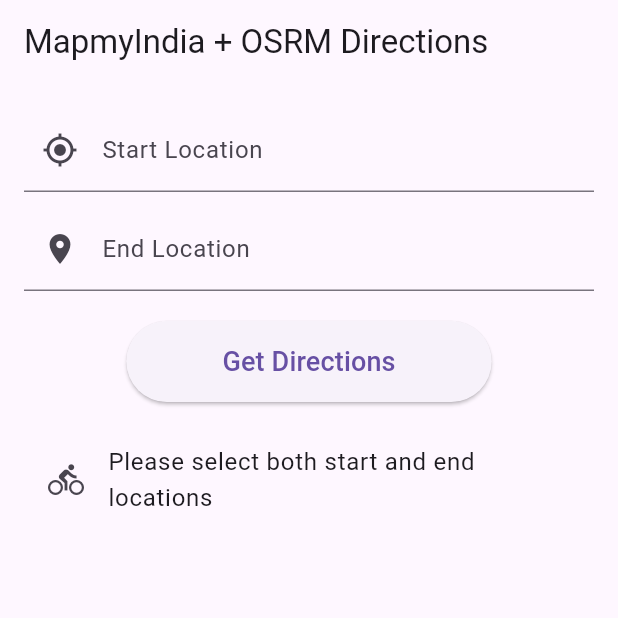
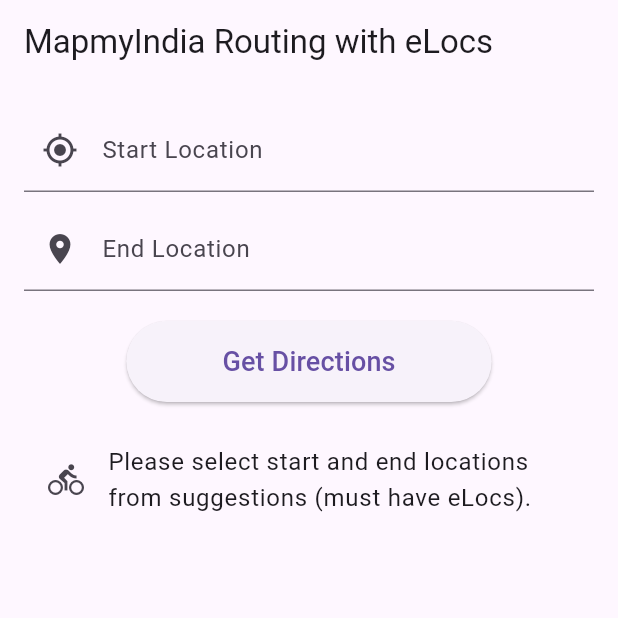
Before and after one commit to AnushravSinghal/cycling_nav_app, a Flutter app: the screen it shows after launch, after a tap on "Get Directions", on a phone screen of 412 x 824 dp, the top half of it. Run offline on Flutter 3.47's test engine with Material 3 defaults, Android fonts, the light colour scheme and no system bars; our stand-ins replace flutter_blue_plus.

Commit message:
- routing completed

```diff
--- a/lib/main.dart
+++ b/lib/main.dart
@@ -12,24 +12,24 @@
   @override
   Widget build(BuildContext context) {
     return MaterialApp(
-      title: 'MapmyIndia + OSRM Directions',
+      title: 'MapmyIndia Routing with eLocs',
       theme: ThemeData(
         primarySwatch: Colors.green,
       ),
-      home: const DirectionsScreen(),
+      home: const RoutingScreen(),
     );
   }
 }
 
-class DirectionsScreen extends StatefulWidget {
-  const DirectionsScreen({super.key});
-
+class RoutingScreen extends StatefulWidget {
+  const RoutingScreen({super.key});
   @override
-  State<DirectionsScreen> createState() => _DirectionsScreenState();
+  State<RoutingScreen> createState() => _RoutingScreenState();
 }
 
-class _DirectionsScreenState extends State<DirectionsScreen> {
-  final String bearerToken = '881b6206-b44c-49ef-aa5b-fdd3d71ff36b';
+class _RoutingScreenState extends State<RoutingScreen> {
+  final String apiKey = '7dd87200f91b7bbe0f3ffba12d4262d3'; // Your static API key
+  final String bearerToken = '0406ebc3-893c-4d1b-9705-1462d0452372'; // Your OAuth Bearer token
 
   final TextEditingController _startController = TextEditingController();
   final TextEditingController _endController = TextEditingController();
@@ -40,10 +40,8 @@
   bool _isLoadingStart = false;
   bool _isLoadingEnd = false;
 
-  double? selectedStartLat;
-  double? selectedStartLon;
-  double? selectedEndLat;
-  double? selectedEndLon;
+  String? selectedStartELoc;
+  String? selectedEndELoc;
 
   List<String> routeSteps = [];
 
@@ -86,11 +84,10 @@
           locations = data['places'];
         }
 
+        // Limit suggestions to first 3 only
         if (locations.length > 3) {
           locations = locations.sublist(0, 3);
         }
-
-print('$locations' );
 
         setState(() {
           if (isStart) {
@@ -127,35 +124,11 @@
     }
   }
 
-  Future<void> _getRoute() async {
-    if (selectedStartLat == null ||
-        selectedStartLon == null ||
-        selectedEndLat == null ||
-        selectedEndLon == null) {
-      setState(() {
-        routeSteps = ['Please select both start and end locations'];
-      });
-      return;
-    }
-
-    setState(() {
-      routeSteps.clear();
-    });
-
-    final String coords =
-        '${selectedStartLon},${selectedStartLat};${selectedEndLon},${selectedEndLat}';
-
-    final Uri url = Uri.parse(
-        'http://router.project-osrm.org/route/v1/bicycle/$coords?steps=true&geometries=geojson');
-
+  // Parse routing response steps into readable instructions
+  List<String> parseRouteSteps(Map<String, dynamic> data) {
+    List<String> instructions = [];
     try {
-      final response = await http.get(url);
-
-      if (response.statusCode == 200) {
-        final data = jsonDecode(response.body);
-        final List<dynamic> steps = data['routes'][0]['legs'][0]['steps'];
-
-        List<String> instructions = [];
+      final steps = data['routes'][0]['legs'][0]['steps'];
 
       for (var step in steps) {
         var maneuver = step['maneuver'];
@@ -172,44 +145,70 @@
 
         String durationStr = duration >= 60
             ? '${(duration / 60).toStringAsFixed(0)} min'
-              : '${duration.toStringAsFixed(0)} s';
+            : '${duration.toStringAsFixed(0)} sec';
 
         String instruction;
-
         switch (type) {
           case 'depart':
-              instruction = 'START on $roadName';
+            instruction = 'Start on $roadName';
             break;
           case 'turn':
-              String modText = modifier.replaceAll('_', ' ').toUpperCase();
-              instruction = 'TURN $modText onto $roadName';
+            String modText = modifier.replaceAll('_', ' ').toLowerCase();
+            instruction =
+                'Turn $modText${roadName.isNotEmpty ? ' onto $roadName' : ''}';
+            break;
+          case 'arrive':
+            instruction = 'You have arrived at your destination';
             break;
           case 'roundabout':
-              String exitNum = maneuver['exit'] != null ? maneuver['exit'].toString() : '';
-              instruction = 'ROUNDABOUT, take exit $exitNum onto $roadName';
-              break;
-            case 'arrive':
-              instruction = 'ARRIVE at your destination';
+            String exitNum = maneuver['exit']?.toString() ?? '';
+            instruction =
+                'At roundabout, take exit $exitNum${roadName.isNotEmpty ? ' onto $roadName' : ''}';
             break;
           default:
-              instruction = '${type.toUpperCase()} on $roadName';
+            instruction = '$type on $roadName';
+            break;
         }
 
-          if (roadName.isEmpty) {
-            instruction = instruction.replaceAll(' onto ', ' ');
+        instructions.add('$instruction ($distanceStr, $durationStr)');
+      }
+    } catch (e) {
+      instructions.add('Failed to parse route steps: $e');
     }
 
-          instruction = '$instruction ($distanceStr, $durationStr)';
-
-          instructions.add(instruction);
+    return instructions;
   }
 
+  Future<void> _getRouteWithELoc() async {
+    if (selectedStartELoc == null || selectedEndELoc == null) {
+      setState(() {
+        routeSteps = ['Please select start and end locations from suggestions (must have eLocs).'];
+      });
+      return;
+    }
+
+    setState(() {
+      routeSteps.clear();
+    });
+
+    final String urlStr =
+        'https://apis.mapmyindia.com/advancedmaps/v1/$apiKey/route_adv/biking/$selectedStartELoc;$selectedEndELoc?steps=true';
+
+    final Uri url = Uri.parse(urlStr);
+
+    try {
+      final response = await http.get(url);
+
+      if (response.statusCode == 200) {
+        final data = json.decode(response.body);
+
+        List<String> instructions = parseRouteSteps(data);
         setState(() {
           routeSteps = instructions;
         });
       } else {
         setState(() {
-          routeSteps = ['Failed to fetch route. Status code: ${response.statusCode}'];
+          routeSteps = ['Routing API failed: ${response.statusCode}'];
         });
       }
     } catch (e) {
@@ -228,49 +227,25 @@
         final suggestion = suggestions[index];
         final placeName = suggestion['placeName'] ?? '';
         final placeAddress = suggestion['placeAddress'] ?? '';
+        final eLoc = suggestion['eLoc'] ?? '';
 
         return ListTile(
           title: Text(placeName),
           subtitle: Text(placeAddress),
-          // ...existing code...
+          trailing: Text(eLoc),
           onTap: () {
-  final latRaw = suggestion['latitude'];
-  final lonRaw = suggestion['longitude'];
-
-  // Safely parse latitude and longitude
-  final double? lat = latRaw is double
-      ? latRaw
-      : latRaw is String
-          ? double.tryParse(latRaw)
-          : null;
-  final double? lon = lonRaw is double
-      ? lonRaw
-      : lonRaw is String
-          ? double.tryParse(lonRaw)
-          : null;
-
-  if (lat == null || lon == null) {
-    ScaffoldMessenger.of(context).showSnackBar(
-      const SnackBar(content: Text('Invalid location data from API.')),
-    );
-    return;
-  }
-
             setState(() {
               if (isStart) {
-      selectedStartLat = lat;
-      selectedStartLon = lon;
+                selectedStartELoc = eLoc;
                 _startSuggestions = [];
                 _startController.text = placeName;
               } else {
-      selectedEndLat = lat;
-      selectedEndLon = lon;
+                selectedEndELoc = eLoc;
                 _endSuggestions = [];
                 _endController.text = placeName;
               }
             });
           },
-// ...existing code...
         );
       },
     );
@@ -287,11 +262,12 @@
   Widget build(BuildContext context) {
     return Scaffold(
       appBar: AppBar(
-          title: const Text('MapmyIndia + OSRM Directions'),
+        title: const Text('MapmyIndia Routing with eLocs'),
       ),
       body: Padding(
         padding: const EdgeInsets.all(16),
-            child: Column(children: [
+        child: Column(
+          children: [
             TextField(
               controller: _startController,
               decoration: InputDecoration(
@@ -313,7 +289,8 @@
               decoration: InputDecoration(
                 labelText: 'End Location',
                 prefixIcon: const Icon(Icons.location_on),
-                  suffixIcon: _isLoadingEnd ? const CircularProgressIndicator(strokeWidth: 2) : null,
+                suffixIcon:
+                    _isLoadingEnd ? const CircularProgressIndicator(strokeWidth: 2) : null,
               ),
               onChanged: (input) => fetchAutosuggest(input, false),
             ),
@@ -324,11 +301,12 @@
                     child: _buildSuggestionList(_endSuggestions, false, _endController)),
             const SizedBox(height: 20),
             ElevatedButton(
-                  onPressed: _getRoute,
+              onPressed: _getRouteWithELoc,
               child: const Padding(
                 padding: EdgeInsets.symmetric(vertical: 14, horizontal: 40),
                 child: Text('Get Directions', style: TextStyle(fontSize: 18)),
-                  )),
+              ),
+            ),
             const SizedBox(height: 20),
             routeSteps.isEmpty
                 ? const Text('No route loaded')
@@ -341,6 +319,9 @@
                       ),
                     ),
                   )
-            ])));
+          ],
+        ),
+      ),
+    );
   }
 }
```
Lines whose indentation alone changed are shown as unchanged.
